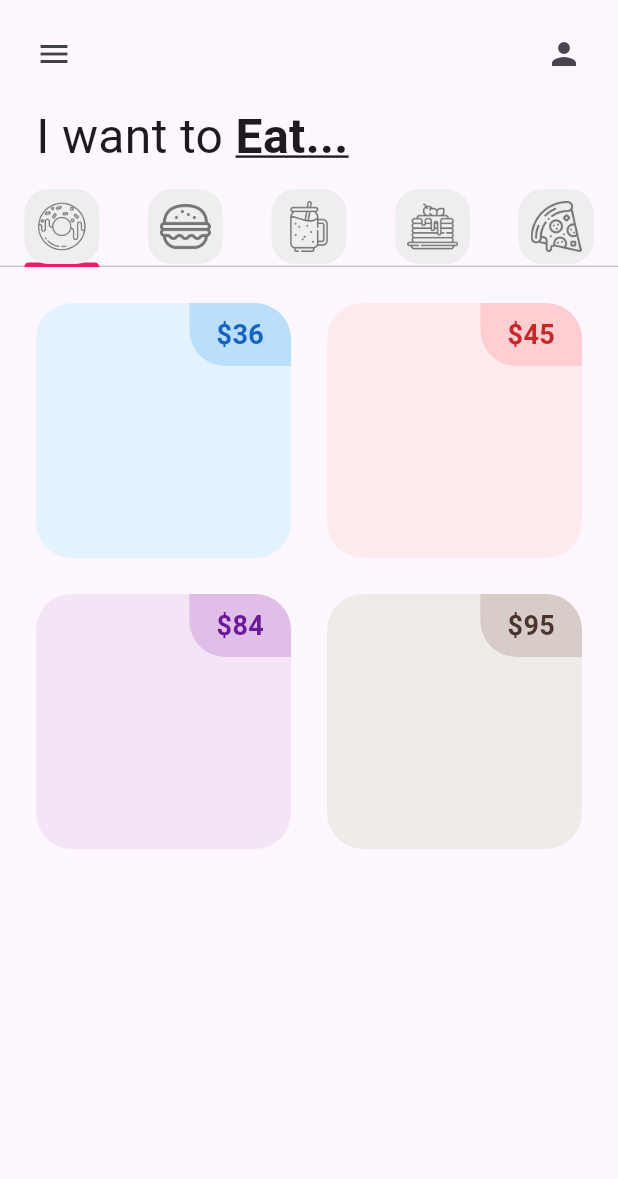
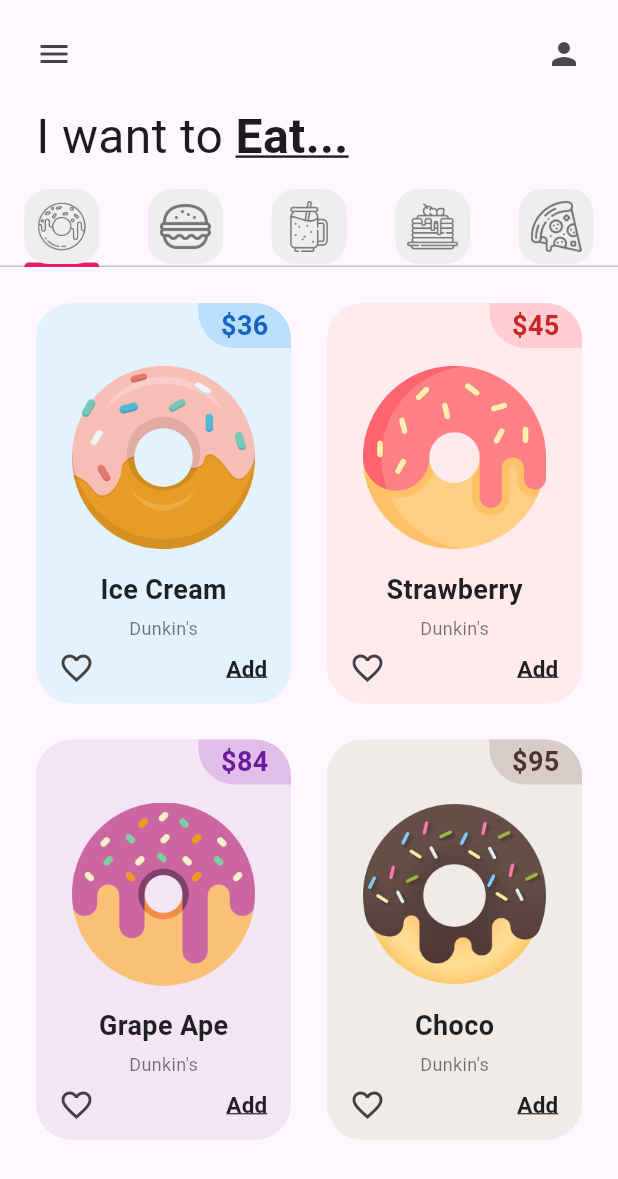
Before and after one commit to Eduardo450/donut_app_4sa, a Flutter app: the screen it shows after launch, on a phone screen of 412 x 824 dp. Shown: the top 1179 px of the screen. Run offline on Flutter 3.47's test engine with Material 3 defaults, Android fonts, the phone set to English and light mode, and no system bars.

Commit message:
DonutTile Finished (my design)

```diff
--- a/lib/pages/utils/donut_tile.dart
+++ b/lib/pages/utils/donut_tile.dart
@@ -39,8 +39,7 @@ class DonutTile extends StatelessWidget {
                       topRight: Radius.circular(24)
                     ),
                   ),
-                  padding: const EdgeInsets.symmetric(vertical: 8,
-                  horizontal: 18),
+                  padding: const EdgeInsets.symmetric(vertical: 2, horizontal: 15),
                   child:Text(
                     "\$$donutPrice",
                     style:TextStyle(
@@ -49,12 +48,71 @@ class DonutTile extends StatelessWidget {
                       color: donutColor[800],
                     )
                   ),
-                )
+                ),
               ],
-            )
-          ]
+            ),
+            //Donut price
+            Padding(
+              padding: const EdgeInsets.symmetric(horizontal: 24, vertical: 12),
+              child: Image.asset(imageName),
+            ),
+            //Donut Flavor
+            Container(
+              padding: const EdgeInsets.symmetric(vertical: 2, horizontal: 15),
+                  child:Text(
+                    "$donutFlavor",
+                    style:TextStyle(
+                      fontWeight: FontWeight.bold,
+                      fontSize: 18,
+                      color: Colors.black87,
+                    )
+                  ),
+            ),
+            Container(
+              padding: const EdgeInsets.symmetric(vertical: 2, horizontal: 15),
+                  child:Text(
+                    "Dunkin's",
+                    style:TextStyle(
+                      fontSize: 12,
+                      color: Colors.black54,
+                    )
+                  ),
+            ),
+            //Icons
+            Row(
+              mainAxisAlignment: MainAxisAlignment.spaceBetween,
+              children: [
+                Padding(
+                padding: const EdgeInsets.symmetric(vertical: 2, horizontal: 15),
+                    child:Icon(Icons.favorite_border_outlined,
+                      color: Colors.grey[800])
+                ),
+                Padding(
+                  padding: const EdgeInsets.symmetric(vertical: 2, horizontal: 15),
+                  child: TextButton(
+                    style: TextButton.styleFrom(
+                      padding: EdgeInsets.zero, // Elimina el padding interno del botón
+                      minimumSize: Size(29, 29), // Reduce el tamaño mínimo del botón
+                      tapTargetSize: MaterialTapTargetSize.shrinkWrap, // Reduce el área táctil
+                    ),
+                    onPressed: (){},
+                    child: Text(
+                        "Add",
+                        style: TextStyle(
+                          fontSize: 15,
+                          fontWeight: FontWeight.bold,
+                          decoration: TextDecoration.underline,
+                          color: Colors.black87,
+                        ),
+                    ),
+                  ),
+                ),
+              ],
+            ),
+          ],
         ),
-      )
+      ),
     );
+
   }
 }
--- a/lib/tabs/donut_tab.dart
+++ b/lib/tabs/donut_tab.dart
@@ -19,7 +19,10 @@ class DonutTab extends StatelessWidget {
     return GridView.builder(
       //Prepa 1: cómo se va a organizar
       gridDelegate: SliverGridDelegateWithFixedCrossAxisCount(
-        crossAxisCount: 2), //Número de columnas
+        //numero de columnas
+        crossAxisCount: 2,
+        //Proporcion entre ancho y alto
+        childAspectRatio: 1/1.5),
       //Cuantos elementos
       itemCount: 4,
       padding: const EdgeInsets.all(12),
```
